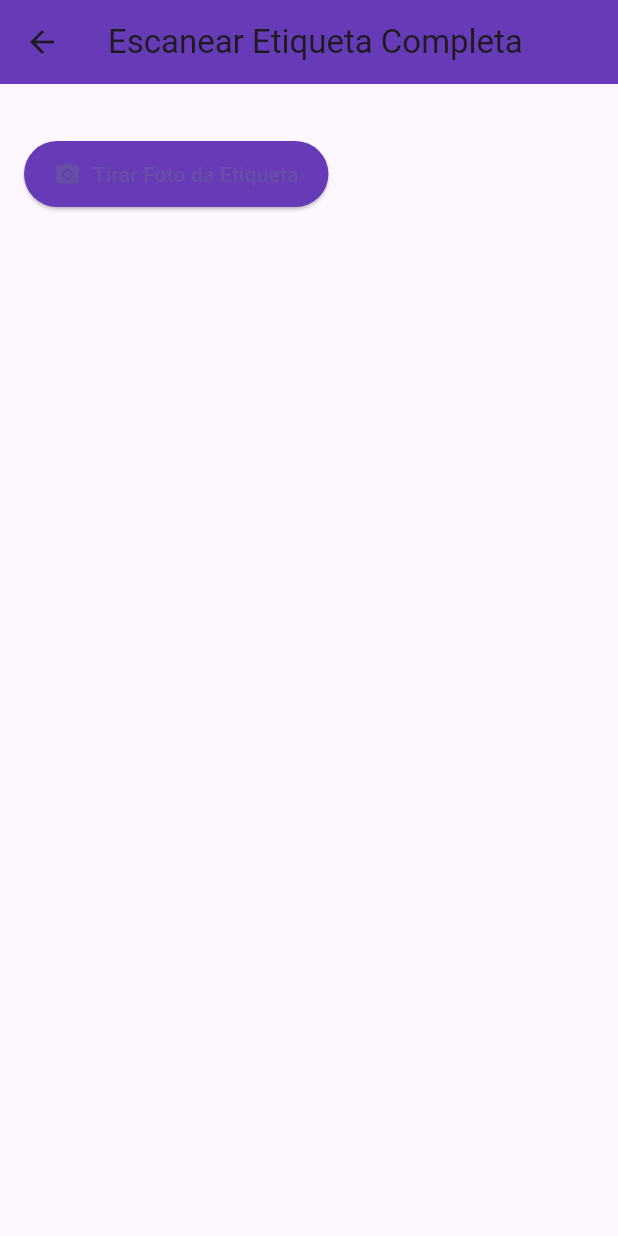
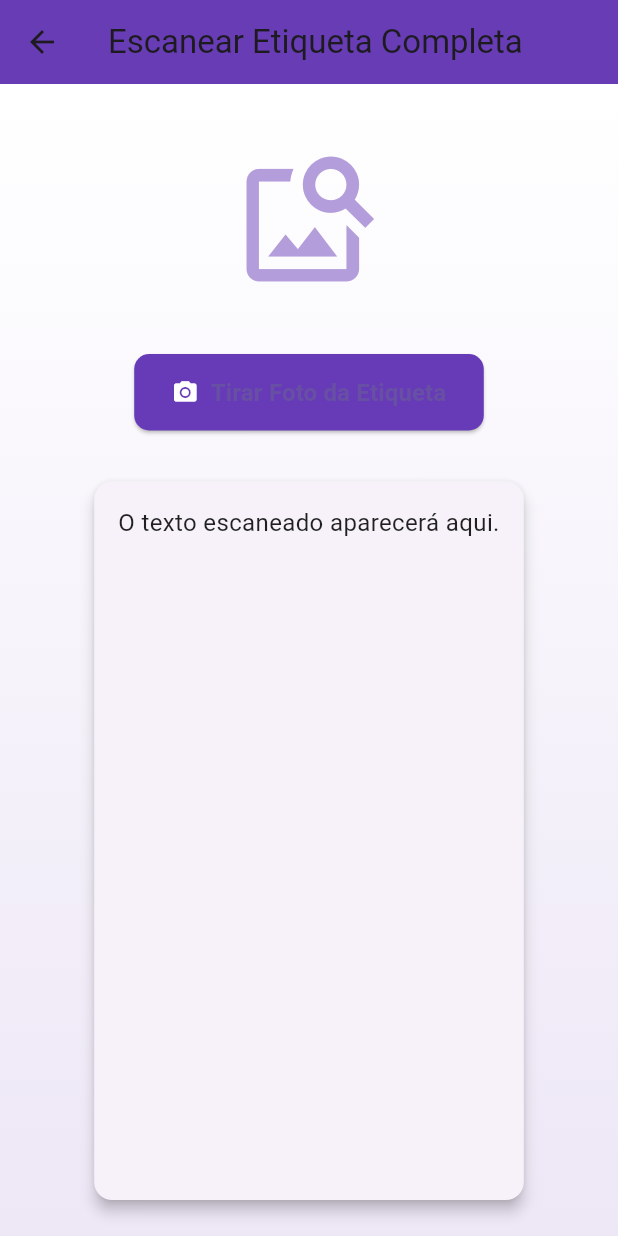
Before and after one commit to EricIkeda1/Temperlights-Mobile, a Flutter app: the OCRScanScreen screen opened directly, on a phone screen of 412 x 824 dp. Run offline on Flutter 3.47's test engine with Material 3 defaults, Android fonts, the phone set to English and light mode, and no system bars; our stand-ins replace image_picker; missing offline and left inert: flutter_barcode_scanner, google_mlkit_text_recognition.

Commit message:
Melhorias na tela do app

```diff
--- a/Mobile/scanocr/lib/screens/ocr_scan_screen.dart
+++ b/Mobile/scanocr/lib/screens/ocr_scan_screen.dart
@@ -40,37 +40,85 @@ class _OCRScanScreenState extends State<OCRScanScreen> {
         title: const Text('Escanear Etiqueta Completa'),
         backgroundColor: Colors.deepPurple,
         centerTitle: true,
+        elevation: 4,
       ),
-      body: Padding(
-        padding: const EdgeInsets.all(16.0),
+      body: Container(
+        decoration: const BoxDecoration(
+          gradient: LinearGradient(
+            colors: [Colors.white, Color(0xFFEDE7F6)],
+            begin: Alignment.topCenter,
+            end: Alignment.bottomCenter,
+          ),
+        ),
+        child: Center(
+          child: Padding(
+            padding: const EdgeInsets.all(20.0),
             child: Column(
+              mainAxisAlignment: MainAxisAlignment.center,
               children: [
                 if (imageFile != null)
-              Image.file(imageFile!, height: 200, fit: BoxFit.cover),
+                  Card(
+                    elevation: 6,
+                    shape: RoundedRectangleBorder(borderRadius: BorderRadius.circular(12)),
+                    child: ClipRRect(
+                      borderRadius: BorderRadius.circular(12),
+                      child: Image.file(
+                        imageFile!,
+                        height: 200,
+                        width: double.infinity,
+                        fit: BoxFit.cover,
+                      ),
+                    ),
+                  )
+                else
+                  Padding(
+                    padding: const EdgeInsets.symmetric(vertical: 20),
+                    child: Icon(Icons.image_search, size: 100, color: Colors.deepPurple.shade200),
+                  ),
+
                 const SizedBox(height: 20),
+
                 ElevatedButton.icon(
                   onPressed: _pickImage,
-              icon: const Icon(Icons.camera_alt),
-              label: const Text('Tirar Foto da Etiqueta'),
+                  icon: const Icon(Icons.camera_alt, color: Colors.white),
+                  label: const Text(
+                    'Tirar Foto da Etiqueta',
+                    style: TextStyle(fontSize: 16, fontWeight: FontWeight.bold),
+                  ),
                   style: ElevatedButton.styleFrom(
                     backgroundColor: Colors.deepPurple,
-                padding: const EdgeInsets.symmetric(horizontal: 20, vertical: 12),
+                    padding: const EdgeInsets.symmetric(horizontal: 25, vertical: 14),
+                    shape: RoundedRectangleBorder(borderRadius: BorderRadius.circular(10)),
                   ),
                 ),
-            const SizedBox(height: 20),
+
+                const SizedBox(height: 30),
+
                 isLoading
                     ? const CircularProgressIndicator()
                     : Expanded(
+                        child: Card(
+                          elevation: 4,
+                          shape: RoundedRectangleBorder(borderRadius: BorderRadius.circular(12)),
+                          child: Padding(
+                            padding: const EdgeInsets.all(16.0),
                             child: SingleChildScrollView(
                               child: Text(
-                        extractedText,
-                        style: const TextStyle(fontSize: 16),
+                                extractedText.isEmpty
+                                    ? 'O texto escaneado aparecerá aqui.'
+                                    : extractedText,
+                                style: const TextStyle(fontSize: 16, color: Colors.black87),
+                                textAlign: TextAlign.center,
+                              ),
+                            ),
                           ),
                         ),
                       ),
               ],
             ),
           ),
+        ),
+      ),
     );
   }
 }
```
Lines whose indentation alone changed are shown as unchanged.
